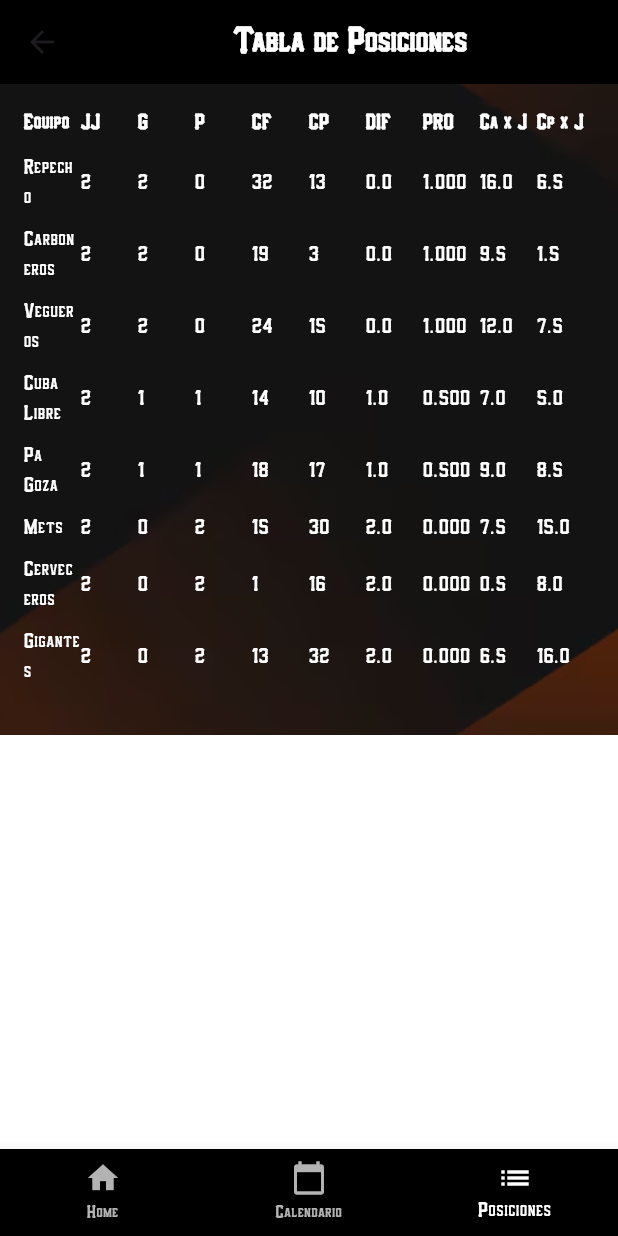
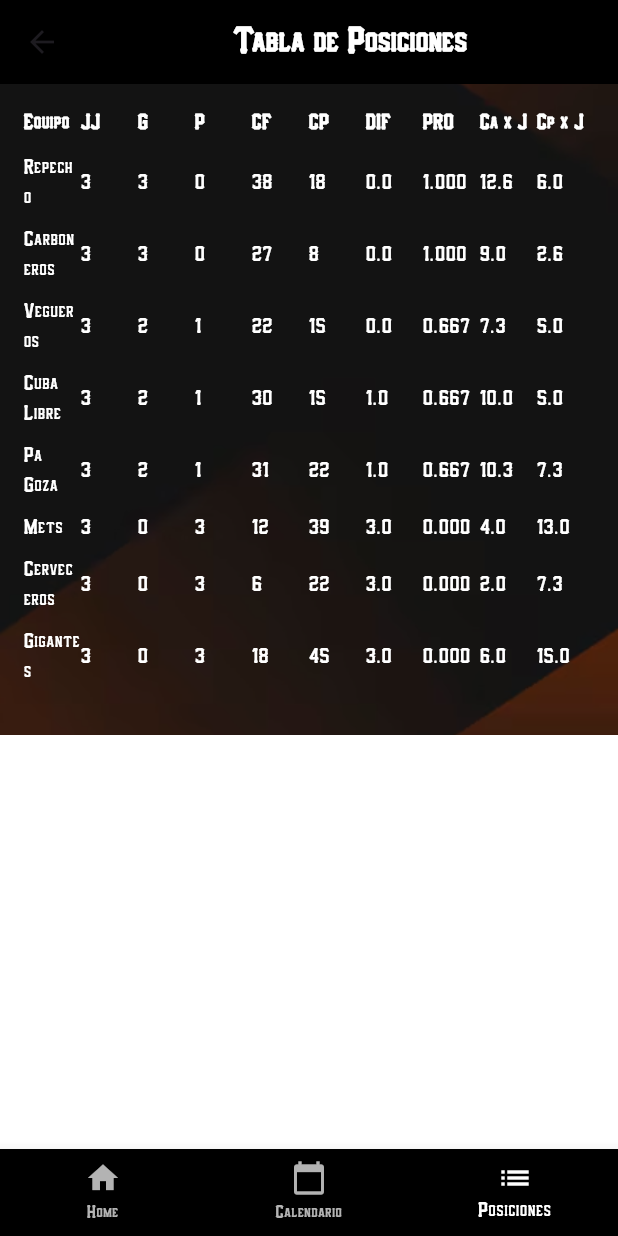
Before and after one commit to ManuDev17/Gigantes-Softbol, a Flutter app: the StandingsPage screen opened by its route, on a phone screen of 412 x 824 dp. Run offline on Flutter 3.47's test engine with Material 3 defaults, Android fonts, the phone set to English and light mode, and no system bars; our stand-ins replace cloud_firestore, firebase_core; accounts and stored records are empty.

Commit message:
Actualizacion de tabla de posiciones

```diff
--- a/lib/standings_page.dart
+++ b/lib/standings_page.dart
@@ -38,28 +38,27 @@ class StandingsPage extends StatelessWidget {
                   SizedBox(height: 10),
                   // Filas de equipos
                   _buildTeamRow(
-                      'Repecho', 2, 2, 0, 32, 13, 19, 0.0, 1.000, 16, 6.5),
+                      'Repecho', 3, 3, 0, 38, 18, 20, 0.0, 1.000, 12.6, 6),
                   SizedBox(height: 8),
                   _buildTeamRow(
-                      'Carboneros', 2, 2, 0, 19, 3, 16, 0.0, 1.000, 9.5, 1.5),
+                      'Carboneros', 3, 3, 0, 27, 8, 19, 0.0, 1.000, 9, 2.6),
                   SizedBox(height: 8),
                   _buildTeamRow(
-                      'Vegueros', 2, 2, 0, 24, 15, 9, 0.0, 1.000, 12, 7.5),
+                      'Vegueros', 3, 2, 1, 22, 15, 7, 0.0, 0.667, 7.3, 5),
                   SizedBox(height: 8),
                   _buildTeamRow(
-                      'Cuba Libre', 2, 1, 1, 14, 10, 4, 1.0, 0.500, 7, 5),
+                      'Cuba Libre', 3, 2, 1, 30, 15, 15, 1.0, 0.667, 10, 5),
                   SizedBox(height: 8),
                   _buildTeamRow(
-                      'Pa Goza', 2, 1, 1, 18, 17, 1, 1.0, 0.500, 9, 8.5),
+                      'Pa Goza', 3, 2, 1, 31, 22, 9, 1.0, 0.667, 10.3, 7.3),
+                  SizedBox(height: 8),
+                  _buildTeamRow('Mets', 3, 0, 3, 12, 39, -27, 3.0, 0.0, 4, 13),
                   SizedBox(height: 8),
                   _buildTeamRow(
-                      'Mets', 2, 0, 2, 15, 30, -15, 2.0, 0.0, 7.5, 15),
+                      'Cerveceros', 3, 0, 3, 6, 22, -16, 3.0, 0.0, 2, 7.3),
                   SizedBox(height: 8),
                   _buildTeamRow(
-                      'Cerveceros', 2, 0, 2, 1, 16, -15, 2.0, 0.0, 0.5, 8),
-                  SizedBox(height: 8),
-                  _buildTeamRow(
-                      'Gigantes', 2, 0, 2, 13, 32, -19, 2.0, 0.0, 6.5, 16),
+                      'Gigantes', 3, 0, 3, 18, 45, -27, 3.0, 0.0, 6, 15),
                   SizedBox(
                       height:
                           16), // Añadir espacio extra después del último equipo
```
Also changed, not shown: lib/player_details.dart (+12 -15 lines).
